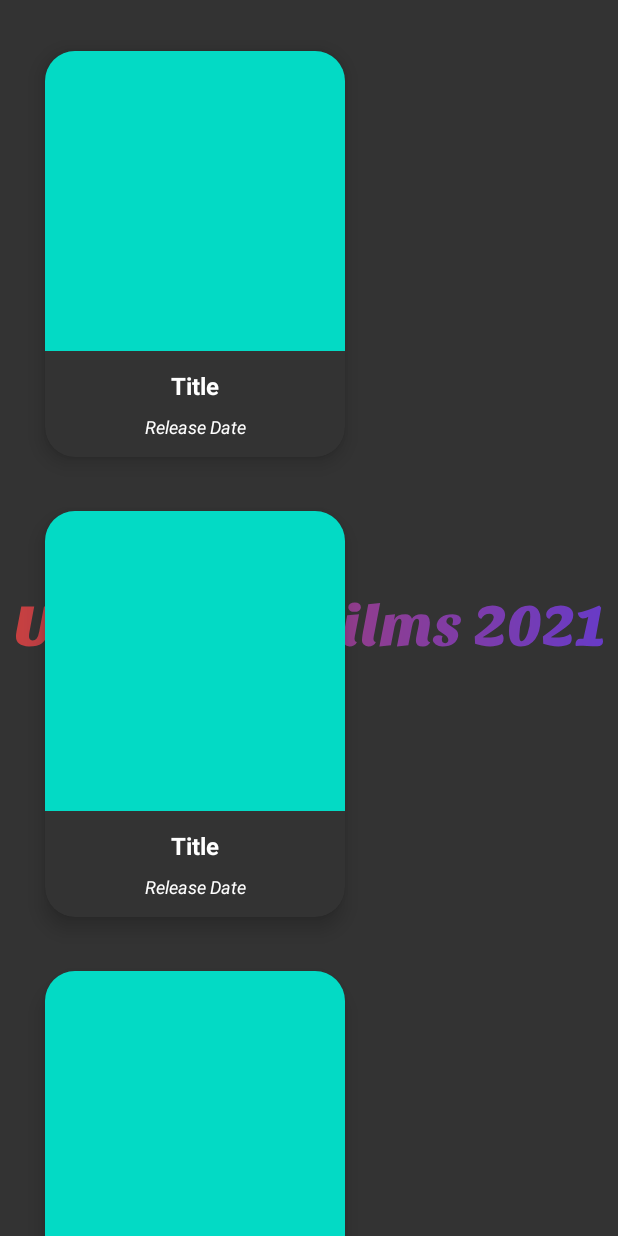
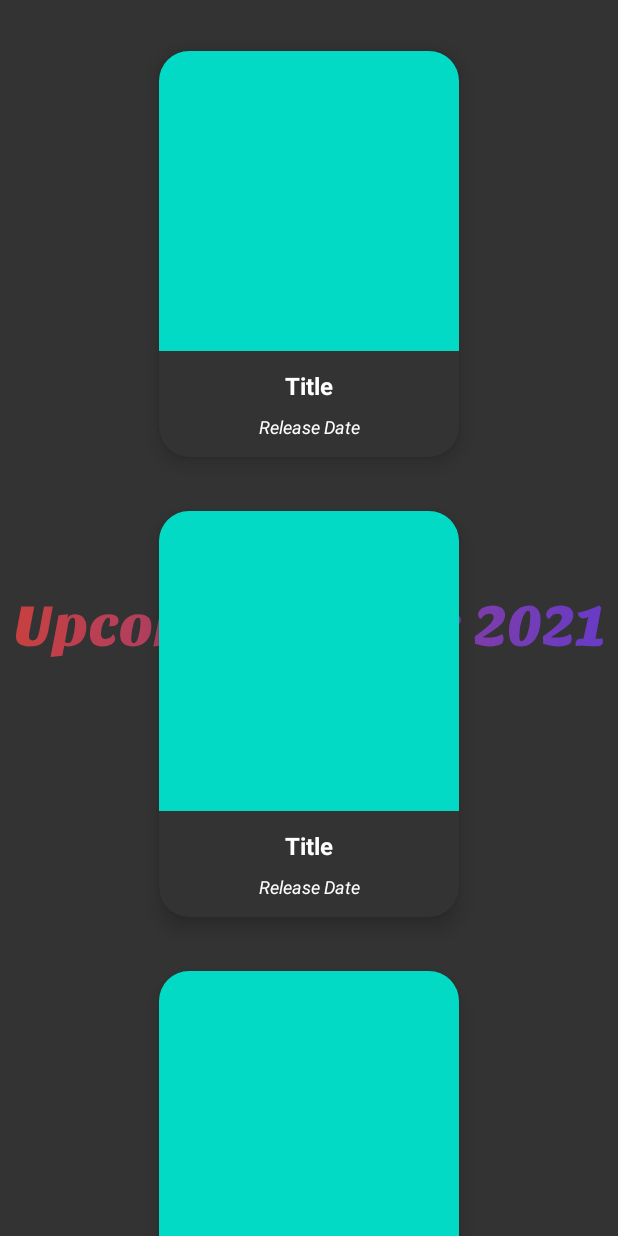
Before and after one commit to frengky-sinaga/UpcomingMovies2021, an Android app: the layout fragment_film.xml on its own in the app's theme, with its tools: preview values and no code run, on a phone screen of 412 x 824 dp. Run offline under Robolectric (Android 15) with nearby library versions, the phone set to English and light mode, and no system bars.

Commit message:
fix grid item in center

```diff
--- a/app/src/main/res/layout/fragment_film.xml
+++ b/app/src/main/res/layout/fragment_film.xml
@@ -3,12 +3,13 @@
     xmlns:tools="http://schemas.android.com/tools"
     android:layout_width="match_parent"
     android:layout_height="match_parent"
+    android:gravity="center_horizontal"
     tools:context=".ui.fragments.FilmFragment">
 
     <androidx.recyclerview.widget.RecyclerView
         android:id="@+id/rv_film"
-        android:layout_width="match_parent"
-        android:layout_height="match_parent"
+        android:layout_width="wrap_content"
+        android:layout_height="wrap_content"
         android:clipToPadding="false"
         android:padding="16dp"
         tools:listitem="@layout/items_film" />
```
Also changed, not shown: 1 other file.
